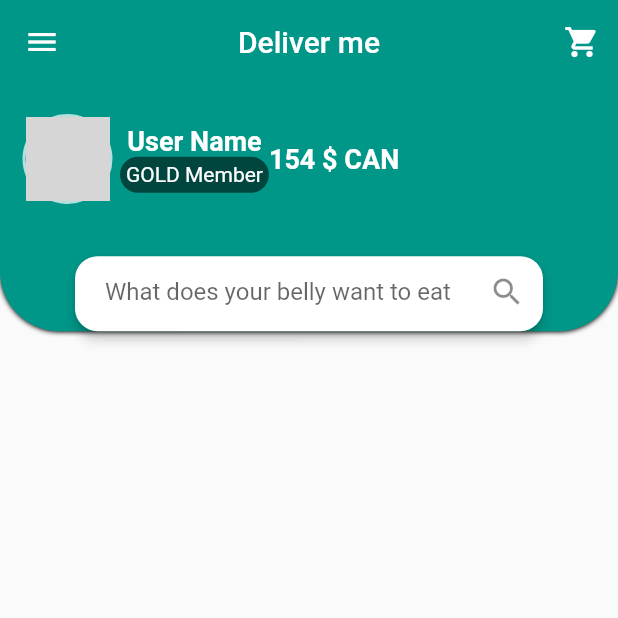
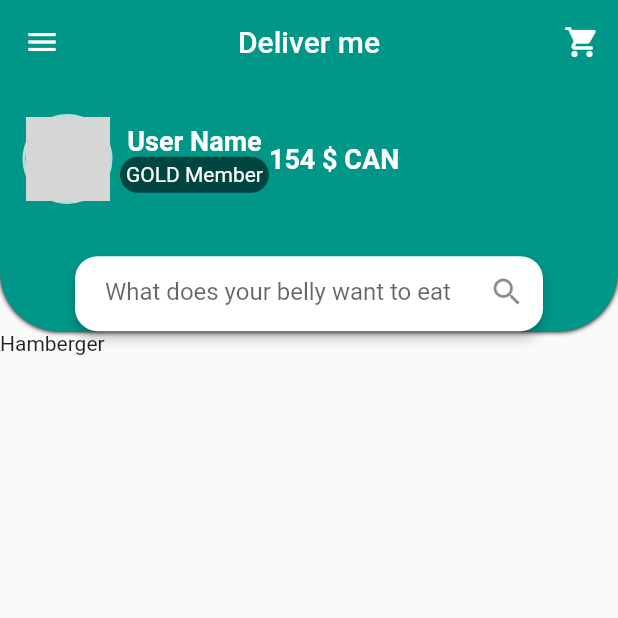
Before and after one commit to AbuNiaz/Food_service_ui_design, a Flutter app: the screen it shows after launch, on a phone screen of 412 x 824 dp, the top half of it. Run offline on Flutter 3.47's test engine with Material 2 defaults, Android fonts, the phone set to English and light mode, and no system bars; grey boxes are pictures that could not be loaded.

Commit message:
Update main.dart

```diff
--- a/food_sevice_ui/lib/main.dart
+++ b/food_sevice_ui/lib/main.dart
@@ -43,6 +43,13 @@ class _HambergerState extends State<Hamberger> {
             ],
           ),
           Header(),
+          SliverList(
+              delegate: SliverChildListDelegate([
+            const Text(
+              "Hamberger",
+              style: TextStyle(),
+            )
+          ]))
         ],
       ),
     );
```
